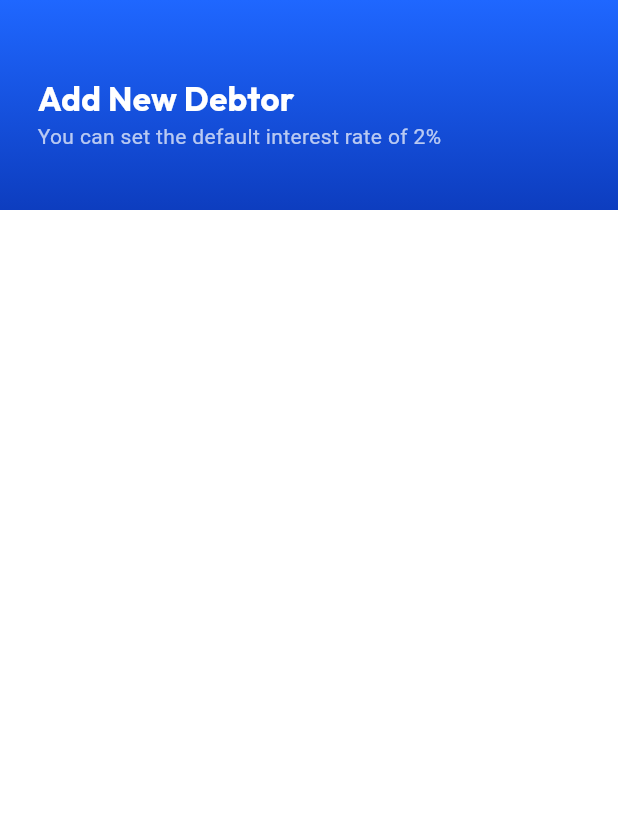
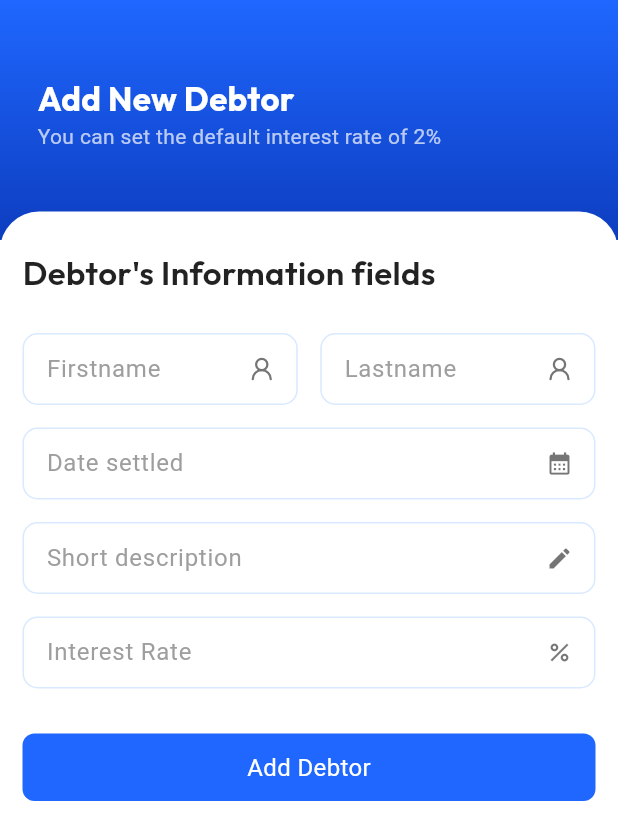
Before and after one commit to icarusvagner/debtrak-system, a Flutter app: the NewDebtorStateful screen opened directly, on a phone screen of 412 x 824 dp. Shown: the top 840 px of the screen. Run offline on Flutter 3.47's test engine with Material 3 defaults, Android fonts, the phone set to English and light mode, and no system bars; our stand-ins replace fl_chart, google_fonts, lucide_icons_flutter; missing offline and left inert: date_time_format, number_formatter2.

Commit message:
add debtor page

```diff
--- a/lib/pages/debtors/page_new_debtor.dart
+++ b/lib/pages/debtors/page_new_debtor.dart
@@ -1,6 +1,9 @@
+import 'package:debtrak/core/utils/colors.dart';
+import 'package:debtrak/widgets/widget_custom_textfield.dart';
 import 'package:debtrak/widgets/widget_page_header.dart';
 import 'package:flutter/material.dart';
 import 'package:google_fonts/google_fonts.dart';
+import 'package:lucide_icons_flutter/lucide_icons.dart';
 
 class NewDebtorStateful extends StatefulWidget {
   const NewDebtorStateful({super.key});
@@ -10,17 +13,25 @@ class NewDebtorStateful extends StatefulWidget {
 }
 
 class _NewDebtorState extends State<NewDebtorStateful> {
+  final fnameController = TextEditingController();
+  final lnameController = TextEditingController();
+  final descController = TextEditingController();
+  final dateController = TextEditingController();
+  final interestController = TextEditingController();
+
   @override
   Widget build(BuildContext context) {
     return Scaffold(
       backgroundColor: Colors.white,
       body: Stack(
         children: [
-          WidgetPageHeader(height: 140),
+          WidgetPageHeader(height: 160),
+
           SingleChildScrollView(
             child: Column(
               children: [
                 const SizedBox(height: 50),
+
                 Container(
                   padding: EdgeInsets.symmetric(horizontal: 25.0),
                   alignment: Alignment.centerLeft,
@@ -45,6 +56,101 @@ class _NewDebtorState extends State<NewDebtorStateful> {
                     ],
                   ),
                 ),
+
+                const SizedBox(height: 40),
+
+                Container(
+                  width: double.infinity,
+                  padding: const EdgeInsets.symmetric(horizontal: 15.0),
+                  decoration: const BoxDecoration(
+                    color: Colors.white,
+                    borderRadius: BorderRadius.only(
+                      topLeft: Radius.circular(26),
+                      topRight: Radius.circular(26),
+                    ),
+                  ),
+                  child: Column(
+                    crossAxisAlignment: CrossAxisAlignment.start,
+                    children: <Widget>[
+                      const SizedBox(height: 25),
+
+                      Text(
+                        "Debtor's Information fields",
+                        style: GoogleFonts.outfit(
+                          color: Colors.black87,
+                          fontSize: 22,
+                          fontWeight: FontWeight.w600,
+                        ),
+                      ),
+                      const SizedBox(height: 25),
+
+                      Row(
+                        children: [
+                          Expanded(
+                            child: WidgetCustomTextfield(
+                              controller: fnameController,
+                              name: "Firstname",
+                              suffixIcon: LucideIcons.userRound,
+                            ),
+                          ),
+
+                          const SizedBox(width: 15),
+
+                          Expanded(
+                            child: WidgetCustomTextfield(
+                              controller: lnameController,
+                              name: "Lastname",
+                              suffixIcon: LucideIcons.userRound,
+                            ),
+                          ),
+                        ],
+                      ),
+
+                      const SizedBox(height: 15),
+
+                      WidgetCustomTextfield(
+                        controller: dateController,
+                        name: "Date settled",
+                        suffixIcon: Icons.calendar_month,
+                        readOnly: true,
+                        onTap: () => _selectDate(),
+                      ),
+
+                      const SizedBox(height: 15),
+
+                      WidgetCustomTextfield(
+                        controller: descController,
+                        name: "Short description",
+                        suffixIcon: Icons.edit,
+                      ),
+
+                      const SizedBox(height: 15),
+
+                      WidgetCustomTextfield(
+                        controller: interestController,
+                        name: "Interest Rate",
+                        suffixIcon: Icons.percent,
+                      ),
+
+                      const SizedBox(height: 30),
+
+                      GestureDetector(
+                        child: Container(
+                          height: 45,
+                          alignment: Alignment.center,
+                          decoration: BoxDecoration(
+                            borderRadius: BorderRadius.all(Radius.circular(8)),
+                            color: DebtrakPalette.blue.deep,
+                          ),
+                          child: Text(
+                            "Add Debtor",
+                            style: TextStyle(color: Colors.white, fontSize: 16),
+                          ),
+                        ),
+                      ),
+                    ],
+                  ),
+                ),
               ],
             ),
           ),
@@ -52,4 +158,19 @@ class _NewDebtorState extends State<NewDebtorStateful> {
       ),
     );
   }
+
+  Future<void> _selectDate() async {
+    DateTime? picked = await showDatePicker(
+      context: context,
+      initialDate: DateTime.now(),
+      firstDate: DateTime(1999),
+      lastDate: DateTime(2200),
+    );
+
+    if (picked != null) {
+      setState(() {
+        dateController.text = picked.toString().split(" ")[0];
+      });
+    }
+  }
 }
--- a/lib/widgets/widget_custom_textfield.dart
+++ b/lib/widgets/widget_custom_textfield.dart
@@ -11,6 +11,8 @@ class WidgetCustomTextfield extends StatelessWidget {
   final TextInputType textInputType;
   final int? maxLines;
   final int? maxLength;
+  final bool? readOnly;
+  final Function()? onTap;
 
   const WidgetCustomTextfield({
     super.key,
@@ -22,6 +24,8 @@ class WidgetCustomTextfield extends StatelessWidget {
     this.textInputType = TextInputType.text,
     this.maxLines,
     this.maxLength,
+    this.readOnly,
+    this.onTap,
   });
 
   @override
@@ -36,6 +40,7 @@ class WidgetCustomTextfield extends StatelessWidget {
       keyboardType: textInputType,
       textAlign: TextAlign.left,
       style: GoogleFonts.roboto(color: Colors.black87, fontSize: 16),
+      readOnly: readOnly ?? false,
       decoration: InputDecoration(
         suffixIcon: Icon(suffixIcon, color: Colors.black54),
         isDense: true,
@@ -55,6 +60,7 @@ class WidgetCustomTextfield extends StatelessWidget {
           borderRadius: BorderRadius.all(Radius.circular(10.0)),
         ),
       ),
+      onTap: onTap,
     );
   }
 }
--- a/pubspec.yaml
+++ b/pubspec.yaml
@@ -43,6 +43,7 @@ dependencies:
   number_formatter2: ^0.0.4
   dart_duckdb: ^1.2.2
   flutter_inset_box_shadow: ^1.0.8
+  path: ^1.9.1
 
 dev_dependencies:
   flutter_test:
```
Also changed, not shown: pubspec.lock.
